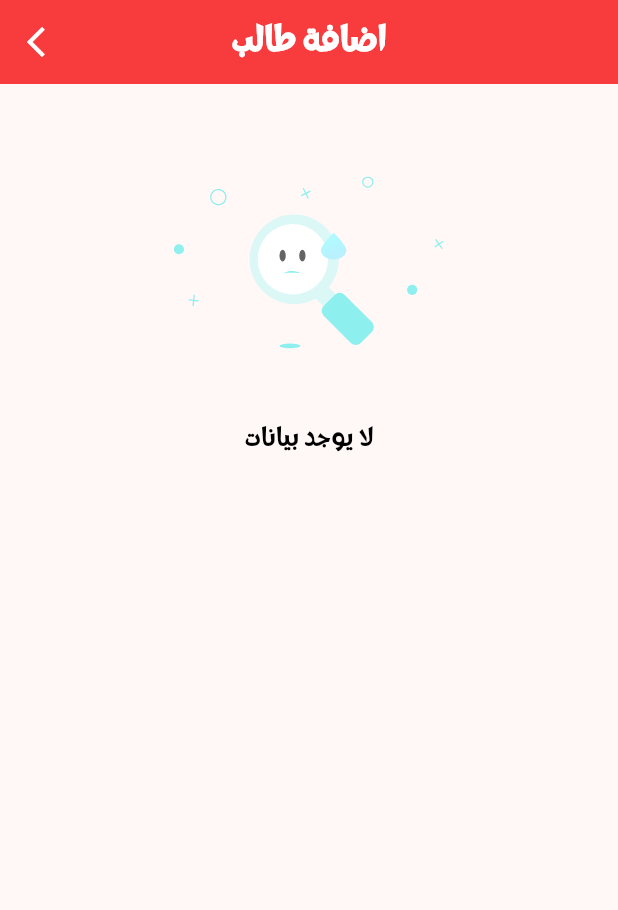
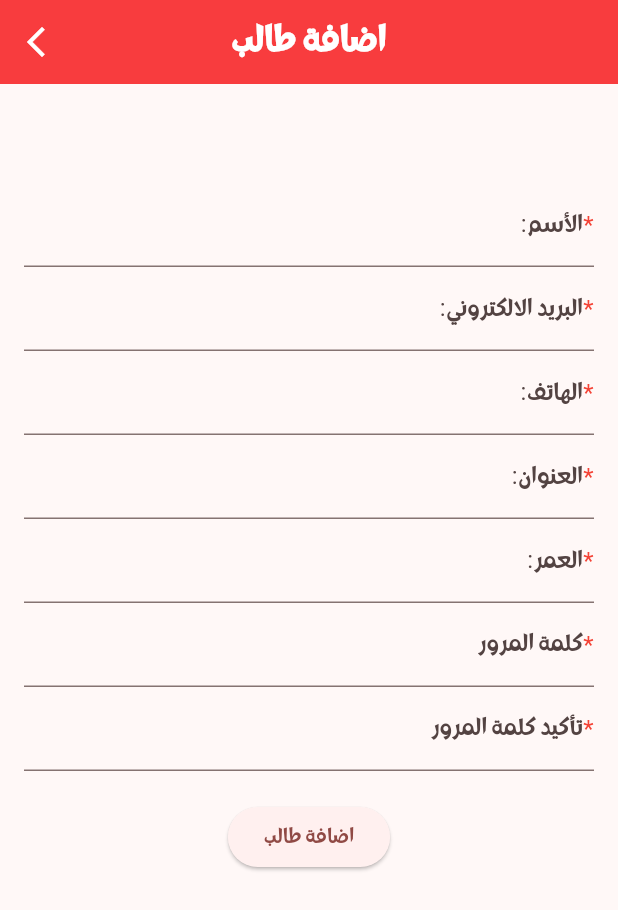
Before and after one commit to mahmoudmavia19/let_s_have_fun, a Flutter app: the AddChildScreen screen opened by its route, on a phone screen of 412 x 824 dp. Shown: the top 910 px of the screen. Run offline on Flutter 3.47's test engine with Material 3 defaults, Android fonts, the phone set to English and light mode, and no system bars; our stand-ins replace cached_network_image, cloud_firestore, connectivity_plus, dartz, firebase_auth, firebase_core and 7 more; accounts and stored records are empty; project files that could hold a hidden picture were left out.

Commit message:
update doctor show all child

```diff
--- a/lib/data/models/player.dart
+++ b/lib/data/models/player.dart
@@ -13,6 +13,7 @@ class Player {
   int? regameCount;
   Duration? gameTime;
   String? image;
+  String? doctorID;
   bool isBlocked ;
 
   Player({
@@ -28,6 +29,7 @@ class Player {
     this.gameTime,
     this.image,
     this.gender,
+    this.doctorID,
     this.isBlocked = false
   });
 
@@ -46,6 +48,7 @@ class Player {
       'regameCount': regameCount,
       'gameTime': gameTime?.inSeconds??0, // Convert Duration to seconds
       'image': image,
+      'doctorID': doctorID,
       'isBlocked': isBlocked
     };
   }
@@ -65,6 +68,7 @@ class Player {
       gameTime: Duration(seconds: json['gameTime']??0),
       image: json['image'],
       id: json['id'],
+      doctorID: json['doctorID'],
       isBlocked: json['isBlocked'] ?? false
     );
   }
--- a/lib/presentation/doctor/child_management/add_child_screen.dart
+++ b/lib/presentation/doctor/child_management/add_child_screen.dart
@@ -35,7 +35,7 @@ class AddChildScreen extends StatelessWidget {
       ),
       body: SingleChildScrollView(
         padding: const EdgeInsets.all(16.0),
-        child: Obx(()=>controller.state.value.getScreenWidget(_body(), (){})),
+        child: Obx(()=>controller.addState.value.getScreenWidget(_body(), (){})),
       ),
     );
   }
@@ -43,16 +43,7 @@ _body()=>Form(
   key: formKey,
   child: Column(
     children: [
-      Stack(
-        alignment: Alignment.bottomRight,
-        children: [
-          CircleAvatar(radius: 60.0,),
-          CircleAvatar(
-              backgroundColor:Colors.white,
-              foregroundColor: ColorConstant.primary,
-              child: Icon(Icons.edit,))
-        ],
-      ),
+      SizedBox(height: 50.0,),
       _buildTextField(AppStrings.name, (value) => user.name = value),
       _buildTextField(AppStrings.email, (value) => user.email = value,keyboardType: TextInputType.emailAddress),
       _buildTextField(AppStrings.phone, (value) => user.phone = value,keyboardType: TextInputType.phone),
--- a/lib/presentation/doctor/child_management/controller/child_controller.dart
+++ b/lib/presentation/doctor/child_management/controller/child_controller.dart
@@ -12,6 +12,7 @@ class ChildController extends GetxController {
 
   DoctorRemoteDataSource remoteDataSource = Get.find<DoctorRemoteDataSourceImpl>();
   Rx<FlowState> state = Rx<FlowState>(LoadingState(stateRendererType: StateRendererType.fullScreenLoadingState));
+  Rx<FlowState> addState = Rx<FlowState>(ContentState());
 
 
   getAllChildren() async {
@@ -30,9 +31,9 @@ class ChildController extends GetxController {
   }
 
   addPlayer(Player player,String password)async{
-    state.value = LoadingState(stateRendererType: StateRendererType.fullScreenLoadingState, message: AppStrings.loading);
+    addState.value = LoadingState(stateRendererType: StateRendererType.fullScreenLoadingState, message: AppStrings.loading);
     (await remoteDataSource.addPlayer(player,password)).fold((l) {
-      state.value = ErrorState(StateRendererType.popupErrorState,l.message);
+      addState.value = ErrorState(StateRendererType.popupErrorState,l.message);
     }, (r) async{
       await getAllChildren();
       Get.back();
--- a/lib/presentation/player/auth/register/player_register_screen.dart
+++ b/lib/presentation/player/auth/register/player_register_screen.dart
@@ -5,7 +5,6 @@ import 'package:let_s_have_fun/core/utils/app_strings.dart';
 import 'package:let_s_have_fun/core/utils/color_constant.dart';
 import 'package:let_s_have_fun/core/utils/state_renderer/state_renderer_impl.dart';
 import 'package:let_s_have_fun/presentation/player/auth/register/controller/player_register_controller.dart';
-import 'package:let_s_have_fun/widgets/auth_background.dart';
 
 class PlayerRegisterScreen extends GetWidget<PlayerRegisterController> {
 
@@ -52,7 +51,7 @@ class PlayerRegisterScreen extends GetWidget<PlayerRegisterController> {
         _buildTextField(AppStrings.phone,controller: controller.phoneController),
         _buildTextField(AppStrings.email,controller: controller.emailController),
         _buildTextField(AppStrings.age,controller: controller.ageController),
-        _buildDrawDownField(AppStrings.gender,<String>['زكر','انثة'],controller: controller.genderController),
+        _buildDrawDownField(AppStrings.gender,<String>['ذكر','انثى'],controller: controller.genderController),
         _buildDrawDownField(AppStrings.userType,<String>[AppStrings.player,AppStrings.theDoctor],controller: controller.userTypeController),
         Obx(() =>Visibility(
             child:  _buildTextField(AppStrings.certificate,onTap: () async{
```
Also changed, not shown: lib/data/apiClient/doctor_api_client.dart (+7 -6 lines), 2 other files.
